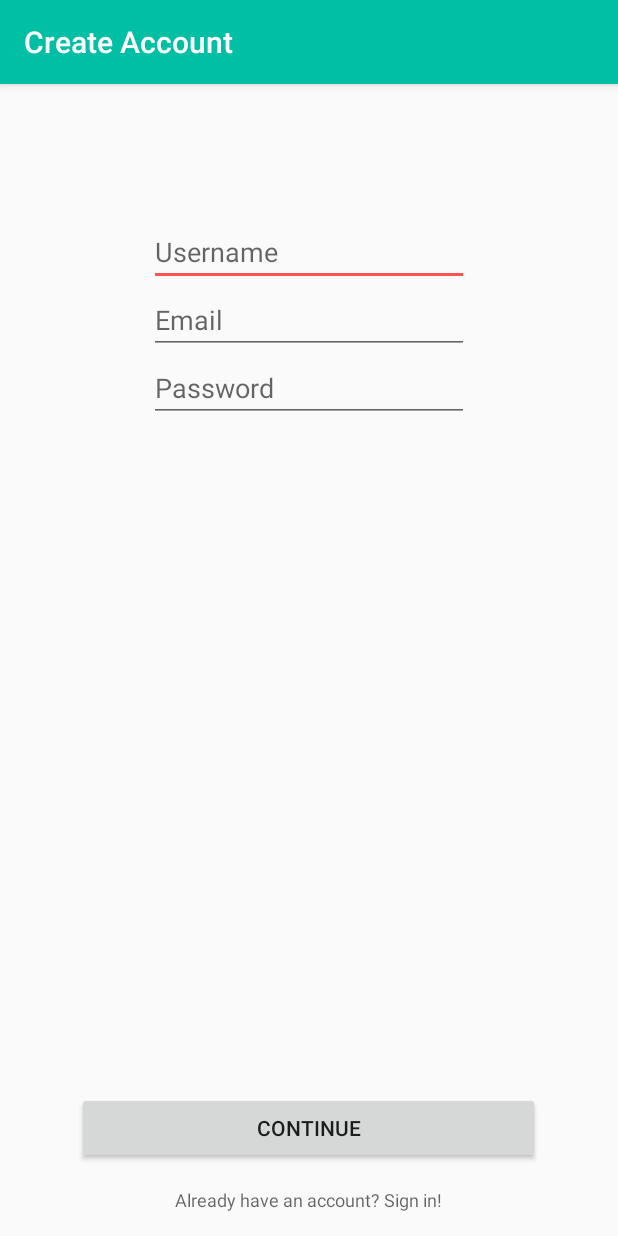
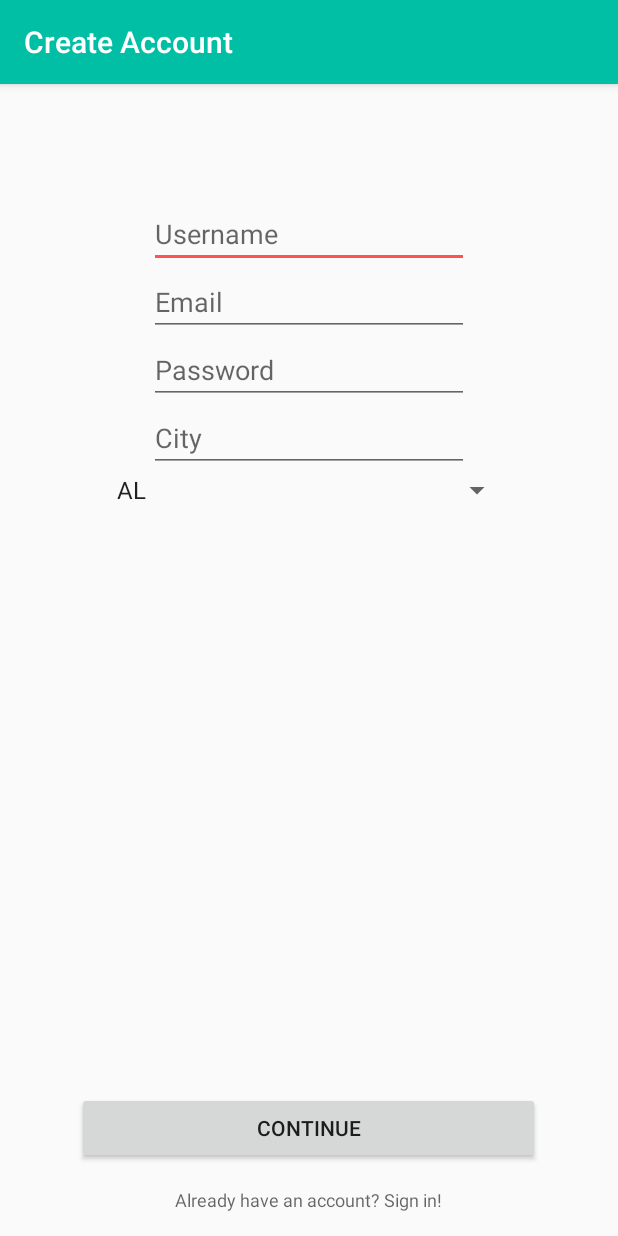
Before and after one commit to Andrew-Rominger/SellIt, an Android app: the SignupActivity screen opened directly, with no data from a screen before it, on a phone screen of 412 x 824 dp. Run offline under Robolectric (Android 15) with nearby library versions, the phone set to English and light mode, and no system bars; our stand-ins replace Firebase (no records; nobody signed in at launch, a user with empty details on screens opened directly).

Commit message:
Location on Signup

```diff
--- a/app/src/main/java/com/sellit/testdrawer/SignupActivity.java
+++ b/app/src/main/java/com/sellit/testdrawer/SignupActivity.java
@@ -3,12 +3,13 @@ package com.sellit.testdrawer;
 import android.content.Intent;
 import android.os.Bundle;
 import android.support.annotation.NonNull;
-import android.support.v4.view.GravityCompat;
 import android.support.v7.app.AppCompatActivity;
 import android.util.Log;
 import android.view.View;
+import android.widget.ArrayAdapter;
 import android.widget.Button;
 import android.widget.EditText;
+import android.widget.Spinner;
 import android.widget.Toast;
 
 import com.google.android.gms.tasks.OnCompleteListener;
@@ -16,12 +17,8 @@ import com.google.android.gms.tasks.Task;
 import com.google.firebase.auth.AuthResult;
 import com.google.firebase.auth.FirebaseAuth;
 import com.google.firebase.auth.FirebaseUser;
-import com.google.firebase.auth.UserProfileChangeRequest;
-import com.google.firebase.database.DataSnapshot;
-import com.google.firebase.database.DatabaseError;
 import com.google.firebase.database.DatabaseReference;
 import com.google.firebase.database.FirebaseDatabase;
-import com.google.firebase.database.ValueEventListener;
 
 /**
  * Created by 2524904 on 4/5/2017.
@@ -35,6 +32,9 @@ public class SignupActivity extends AppCompatActivity {
     EditText usernameInput;
     EditText passwordInput;
     EditText emailInput;
+    EditText cityInput;
+    Spinner stateSpinner;
+
 
     private String TAG = SignupActivity.class.getSimpleName();
     //References to the Firebase
@@ -46,10 +46,15 @@ public class SignupActivity extends AppCompatActivity {
         super.onCreate(savedInstanceState);
         setContentView(R.layout.activity_signup);
 
-        //Variables for the inputed text
+        //Variables for the inputted text
         usernameInput = (EditText) findViewById(R.id.UserNameBox);
         passwordInput = (EditText) findViewById(R.id.PasswordBox);
         emailInput = (EditText) findViewById(R.id.EmailBox);
+        cityInput = (EditText) findViewById(R.id.cityInputSignUp);
+        String[] states = getResources().getStringArray(R.array.states);
+        ArrayAdapter<String> adapter = new ArrayAdapter<String>(this, android.R.layout.simple_spinner_item, states);
+        stateSpinner = (Spinner) findViewById(R.id.spinnerSignUp);
+        stateSpinner.setAdapter(adapter);
 
         //Firebase Initialization
         mAuth = FirebaseAuth.getInstance();
@@ -96,7 +101,8 @@ public class SignupActivity extends AppCompatActivity {
                             String name = "";
                             String phoneNumber = "";
 
-                            UserInfo info = new UserInfo(UID, userName, name, phoneNumber, emailInput.getText().toString());
+                            UserInfo info = new UserInfo(UID, userName, name, phoneNumber,
+                                    emailInput.getText().toString(), stateSpinner.toString(), cityInput.toString());
 
                             mDatabase.child("userInfo").child(UID).setValue(info);
                             startActivity(new Intent(SignupActivity.this, HomeActivity.class));
--- a/app/src/main/res/layout/activity_signup.xml
+++ b/app/src/main/res/layout/activity_signup.xml
@@ -42,6 +42,23 @@
         android:ems="10"
         android:inputType="textPassword"
         android:hint="@string/password" />
+
+    <EditText
+        android:layout_width="wrap_content"
+        android:layout_height="wrap_content"
+        android:id="@+id/cityInputSignUp"
+        android:hint="City"
+        android:ems="10"
+        android:layout_gravity="center" />
+
+    <Spinner
+        android:id="@+id/spinnerSignUp"
+        android:layout_width="match_parent"
+        android:layout_height="wrap_content"
+        android:layout_gravity="center"
+        android:layout_marginLeft="70dp"
+        android:layout_marginRight="70dp">
+    </Spinner>
 
     <!-- Space between the password Edit Text and continue button, taking a weight of 1-->
     <Space
```
Also changed, not shown: app/src/main/java/com/sellit/testdrawer/UserInfo.java (+6 -1 lines), app/src/main/res/layout/activity_item_detail.xml (+53 -31 lines), app/src/main/java/com/sellit/testdrawer/DonateFragment.java (line endings or trailing spaces).
